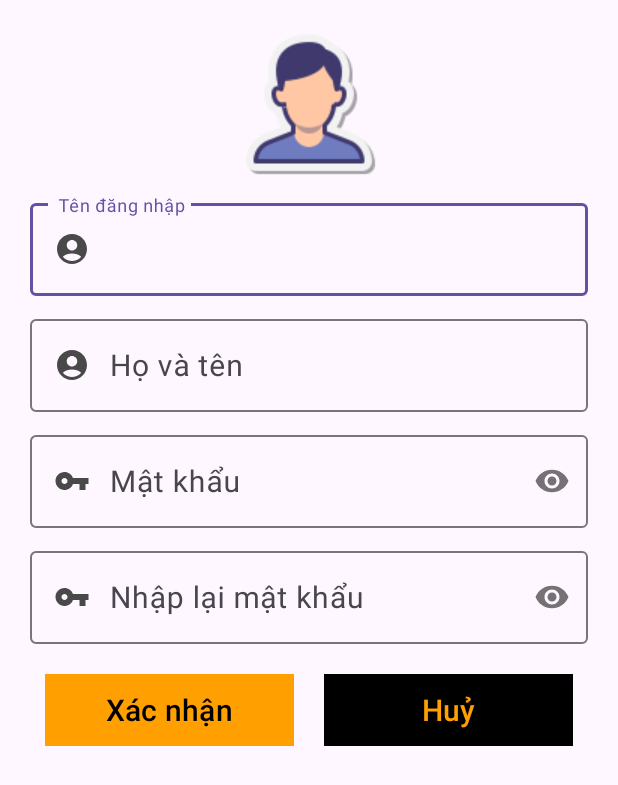
After one commit to Sidv1405/Library-Management, an Android app: the fragment FragmentTND shown on its own in the app's theme, on a phone screen of 412 x 824 dp. The commit adds this screen. Shown: the top 785 px of the screen. Run offline under Robolectric (Android 15) with nearby library versions, the phone set to English and light mode, and no system bars.

Commit message:
all done QLThemThanhVien

```diff
--- a/app/src/main/java/com/sidv/quanlythuvien/Activity/MainActivity.java
+++ b/app/src/main/java/com/sidv/quanlythuvien/Activity/MainActivity.java
@@ -25,7 +25,7 @@ import com.sidv.quanlythuvien.Fragment.FragmentQLLS;
 import com.sidv.quanlythuvien.Fragment.FragmentQLPM;
 import com.sidv.quanlythuvien.Fragment.FragmentQLS;
 import com.sidv.quanlythuvien.Fragment.FragmentQLTV;
-import com.sidv.quanlythuvien.Fragment.FragmentTTV;
+import com.sidv.quanlythuvien.Fragment.FragmentTND;
 import com.sidv.quanlythuvien.Fragment.FragmentTop;
 import com.sidv.quanlythuvien.R;
 
@@ -73,7 +73,7 @@ public class MainActivity extends AppCompatActivity {
             } else if (item.getItemId() == R.id.doanhthu) {
                 fragment = new FragmentDT();
             } else if (item.getItemId() == R.id.themnd) {
-                fragment = new FragmentTTV();
+                fragment = new FragmentTND();
             } else if (item.getItemId() == R.id.doimk) {
                 fragment = new FragmentDMK();
             } else if (item.getItemId() == R.id.dx) {
--- /dev/null
+++ b/app/src/main/java/com/sidv/quanlythuvien/Fragment/FragmentTND.java
@@ -0,0 +1,88 @@
+package com.sidv.quanlythuvien.Fragment;
+
+import android.os.Bundle;
+import android.view.LayoutInflater;
+import android.view.View;
+import android.view.ViewGroup;
+import android.widget.Button;
+import android.widget.EditText;
+import android.widget.Toast;
+
+import androidx.annotation.NonNull;
+import androidx.annotation.Nullable;
+import androidx.fragment.app.Fragment;
+import androidx.lifecycle.viewmodel.CreationExtras;
+
+import com.sidv.quanlythuvien.DAO.ThuThuDAO;
+import com.sidv.quanlythuvien.DTO.LoaiSachDTO;
+import com.sidv.quanlythuvien.DTO.ThuThuDTO;
+import com.sidv.quanlythuvien.R;
+
+public class FragmentTND extends Fragment {
+    private ThuThuDAO thuThuDAO;
+    private EditText edtTenDangNhap, edtHoTen, edtMatkhau1, edtMatkhau2;
+    private Button btnXacNhan, btnHuy;
+
+    @Nullable
+    @Override
+    public View onCreateView(@NonNull LayoutInflater inflater, @Nullable ViewGroup container, @Nullable Bundle savedInstanceState) {
+        return inflater.inflate(R.layout.fragment_themnguoidung, container, false);
+    }
+
+    @Override
+    public void onViewCreated(@NonNull View view, @Nullable Bundle savedInstanceState) {
+        super.onViewCreated(view, savedInstanceState);
+
+        maps(view);
+
+        xacNhanThem();
+
+        huyThem();
+    }
+
+    private void huyThem() {
+        btnHuy.setOnClickListener(view1 -> {
+            edtHoTen.setText("");
+            edtTenDangNhap.setText("");
+            edtMatkhau1.setText("");
+            edtMatkhau2.setText("");
+        });
+    }
+
+    private void xacNhanThem() {
+        btnXacNhan.setOnClickListener(view1 -> {
+            if (edtTenDangNhap.getText().toString().isEmpty()
+                    || edtHoTen.getText().toString().isEmpty()
+                    || edtMatkhau1.getText().toString().isEmpty()
+                    || edtMatkhau2.getText().toString().isEmpty()) {
+                Toast.makeText(getContext(), "Thất bại! Bạn hãy điền đầy đủ các trường", Toast.LENGTH_SHORT).show();
+            } else if (!edtMatkhau1.getText().toString().equals(edtMatkhau2.getText().toString())) {
+                Toast.makeText(getContext(), "Thất bại! Mật khẩu không trùng khớp", Toast.LENGTH_SHORT).show();
+            } else if (!thuThuDAO.checkAccount(edtTenDangNhap.getText().toString())) {
+                Toast.makeText(getContext(), "Thất bại! Tên đăng nhập đã tồn tại", Toast.LENGTH_SHORT).show();
+            } else {
+                ThuThuDTO thuThuDTO = new ThuThuDTO(edtTenDangNhap.getText().toString(), edtHoTen.getText().toString(), edtMatkhau1.getText().toString());
+                boolean check = thuThuDAO.createThuThu(thuThuDTO);
+                if (check) {
+                    Toast.makeText(getContext(), "Thêm mới thành công", Toast.LENGTH_SHORT).show();
+                    edtHoTen.setText("");
+                    edtTenDangNhap.setText("");
+                    edtMatkhau1.setText("");
+                    edtMatkhau2.setText("");
+                } else {
+                    Toast.makeText(getContext(), "Thất bại! Thủ thư đã toàn tại", Toast.LENGTH_SHORT).show();
+                }
+            }
+        });
+    }
+
+    private void maps(@NonNull View view) {
+        thuThuDAO = new ThuThuDAO(getContext());
+        edtTenDangNhap = view.findViewById(R.id.tenDangNhap);
+        edtHoTen = view.findViewById(R.id.hoTen);
+        edtMatkhau1 = view.findViewById(R.id.password);
+        edtMatkhau2 = view.findViewById(R.id.rePassword);
+        btnXacNhan = view.findViewById(R.id.btnXacNhanThemTT);
+        btnHuy = view.findViewById(R.id.btnHuyThemTT);
+    }
+}
--- /dev/null
+++ b/app/src/main/res/layout/fragment_themnguoidung.xml
@@ -0,0 +1,144 @@
+<?xml version="1.0" encoding="utf-8"?>
+<LinearLayout xmlns:android="http://schemas.android.com/apk/res/android"
+    xmlns:app="http://schemas.android.com/apk/res-auto"
+    android:layout_width="match_parent"
+    android:layout_height="match_parent"
+    android:orientation="vertical">
+
+
+    <LinearLayout
+        android:layout_width="match_parent"
+        android:layout_height="wrap_content"
+        android:layout_gravity="center"
+        android:layout_margin="10dp"
+        android:gravity="center"
+        android:orientation="vertical">
+
+        <ImageView
+            android:layout_width="100dp"
+            android:layout_height="100dp"
+            android:layout_gravity="center"
+            android:layout_marginTop="10dp"
+            android:layout_marginBottom="10dp"
+            android:src="@drawable/menu_avatar" />
+
+        <LinearLayout
+            android:layout_width="match_parent"
+            android:layout_height="match_parent"
+            android:orientation="vertical">
+
+            <LinearLayout
+                android:layout_width="match_parent"
+                android:layout_height="wrap_content"
+                android:layout_marginLeft="10dp"
+                android:layout_marginRight="10dp"
+                android:orientation="vertical">
+
+                <com.google.android.material.textfield.TextInputLayout
+                    android:layout_width="match_parent"
+                    android:layout_height="wrap_content"
+                    android:layout_marginBottom="10dp">
+
+                    <com.google.android.material.textfield.TextInputEditText
+                        android:id="@+id/tenDangNhap"
+                        android:layout_width="match_parent"
+                        android:layout_height="wrap_content"
+                        android:drawableLeft="@drawable/login_account_24_gray"
+                        android:drawablePadding="8dp"
+                        android:hint=" Tên đăng nhập"
+                        android:inputType="text"
+                        android:textColorHint="#494949"
+                        android:textSize="20sp" />
+
+                </com.google.android.material.textfield.TextInputLayout>
+
+                <com.google.android.material.textfield.TextInputLayout
+                    android:layout_width="match_parent"
+                    android:layout_height="wrap_content"
+                    android:layout_marginBottom="10dp">
+
+                    <com.google.android.material.textfield.TextInputEditText
+                        android:id="@+id/hoTen"
+                        android:layout_width="match_parent"
+                        android:layout_height="wrap_content"
+                        android:drawableLeft="@drawable/login_account_24_gray"
+                        android:drawablePadding="8dp"
+                        android:hint=" Họ và tên"
+                        android:inputType="text"
+                        android:textColorHint="#494949"
+                        android:textSize="20sp" />
+
+                </com.google.android.material.textfield.TextInputLayout>
+
+                <com.google.android.material.textfield.TextInputLayout
+                    android:layout_width="match_parent"
+                    android:layout_height="wrap_content"
+                    android:layout_marginBottom="10dp"
+                    app:passwordToggleEnabled="true">
+
+                    <com.google.android.material.textfield.TextInputEditText
+                        android:id="@+id/password"
+                        android:layout_width="match_parent"
+                        android:layout_height="wrap_content"
+                        android:layout_marginTop="10dp"
+                        android:drawableStart="@drawable/login_key24"
+                        android:drawablePadding="8dp"
+                        android:hint=" Mật khẩu"
+                        android:inputType="textPassword"
+                        android:textColorHint="#494949"
+                        android:textSize="20sp" />
+
+                </com.google.android.material.textfield.TextInputLayout>
+
+                <com.google.android.material.textfield.TextInputLayout
+                    android:layout_width="match_parent"
+                    android:layout_height="wrap_content"
+                    app:passwordToggleEnabled="true">
+
+                    <com.google.android.material.textfield.TextInputEditText
+                        android:id="@+id/rePassword"
+                        android:layout_width="match_parent"
+                        android:layout_height="wrap_content"
+                        android:layout_marginTop="10dp"
+                        android:drawableStart="@drawable/login_key24"
+                        android:drawablePadding="8dp"
+                        android:hint=" Nhập lại mật khẩu"
+                        android:inputType="textPassword"
+                        android:textColorHint="#494949"
+                        android:textSize="20sp" />
+
+                </com.google.android.material.textfield.TextInputLayout>
+            </LinearLayout>
+
+            <LinearLayout
+                android:layout_width="match_parent"
+                android:layout_height="wrap_content"
+                android:layout_margin="10dp">
+
+                <Button
+                    android:id="@+id/btnXacNhanThemTT"
+                    android:layout_width="match_parent"
+                    android:layout_height="wrap_content"
+                    android:layout_margin="10dp"
+                    android:layout_weight="1"
+                    android:background="#FF9F00"
+                    android:text="Xác nhận"
+                    android:textColor="@color/black"
+                    android:textSize="20sp"
+                    app:backgroundTint="@null" />
+
+                <Button
+                    android:id="@+id/btnHuyThemTT"
+                    android:layout_width="match_parent"
+                    android:layout_height="wrap_content"
+                    android:layout_margin="10dp"
+                    android:layout_weight="1"
+                    android:background="@color/black"
+                    android:text="Huỷ"
+                    android:textColor="#FF9F00"
+                    android:textSize="20sp"
+                    app:backgroundTint="@null" />
+            </LinearLayout>
+        </LinearLayout>
+    </LinearLayout>
+</LinearLayout>
```
Also changed, not shown: app/src/main/java/com/sidv/quanlythuvien/DAO/ThuThuDAO.java (+38 -7 lines), app/src/main/java/com/sidv/quanlythuvien/Fragment/FragmentDMK.java (+11 -3 lines), app/src/main/java/com/sidv/quanlythuvien/Fragment/FragmentTTV.java (deleted, +0 -13 lines), app/src/main/res/layout/fragment_doimatkhau.xml (added, +128 -0 lines).
